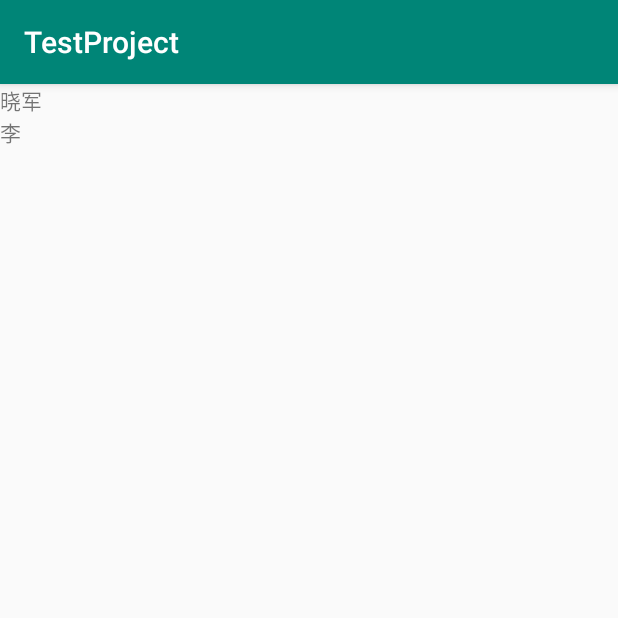
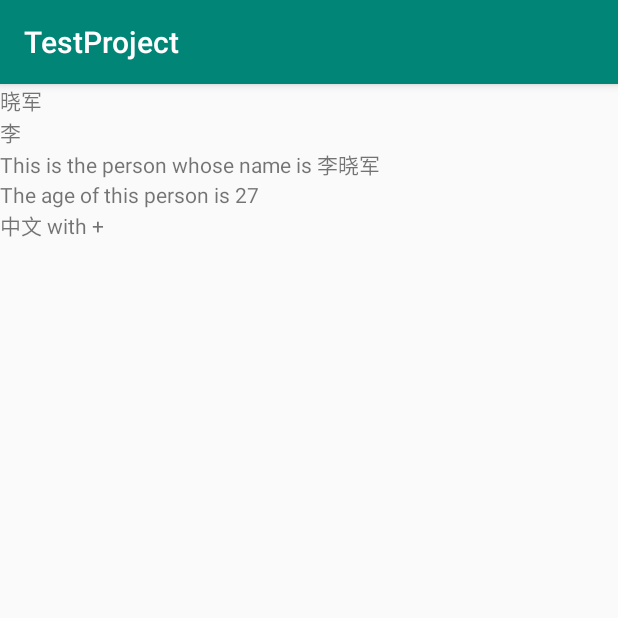
Before and after one commit to a1266143/publicRepository, an Android app: the DataBindingActivity screen opened directly, with no data from a screen before it, on a phone screen of 412 x 824 dp, the top half of it. Run offline under Robolectric (Android 15) with nearby library versions, the light colour scheme and no system bars; our stand-ins replace data binding.

Commit message:
update Data-Binding

```diff
--- a/app/src/main/java/com/example/testproject/architecture_components/data_binding/activity/DataBindingActivity.java
+++ b/app/src/main/java/com/example/testproject/architecture_components/data_binding/activity/DataBindingActivity.java
@@ -8,6 +8,7 @@ import androidx.lifecycle.LifecycleOwner;
 import androidx.lifecycle.OnLifecycleEvent;
 
 import android.os.Bundle;
+import android.os.Handler;
 import android.util.Log;
 
 import com.example.testproject.R;
@@ -15,7 +16,6 @@ import com.example.testproject.architecture_components.data_binding.bean.User;
 import com.example.testproject.databinding.ActivityDataBindingBinding;
 
 public class DataBindingActivity extends AppCompatActivity {
-
 
     @Override
     protected void onSaveInstanceState(Bundle outState) {
@@ -33,10 +33,17 @@ public class DataBindingActivity extends AppCompatActivity {
     @Override
     protected void onCreate(Bundle savedInstanceState) {
         super.onCreate(savedInstanceState);
-        ActivityDataBindingBinding binding = DataBindingUtil.setContentView(this,R.layout.activity_data_binding);
-        User user = new User("晓军","李");
+        final ActivityDataBindingBinding binding = DataBindingUtil.setContentView(this,R.layout.activity_data_binding);
+        binding.setName("姓名");
+        User user = new User("晓军","李",27);
         binding.setUser(user);
         getLifecycle().addObserver(new MyObserver());
+        new Handler().postDelayed(new Runnable() {
+            @Override
+            public void run() {
+                binding.setUser(new User("秋月","庞",25));
+            }
+        },2000);
     }
 
     public class MyObserver implements LifecycleObserver{
@@ -71,7 +78,5 @@ public class DataBindingActivity extends AppCompatActivity {
             Log.e("xiaojun","on_pause");
         }
 
-
-
     }
 }
--- a/app/src/main/java/com/example/testproject/architecture_components/data_binding/bean/User.java
+++ b/app/src/main/java/com/example/testproject/architecture_components/data_binding/bean/User.java
@@ -8,10 +8,12 @@ public class User {
 
     public String firstName;
     public String lastName;
+    public int age;
 
-    public User(String firstName,String lastName){
+    public User(String firstName,String lastName,int age){
         this.firstName = firstName;
         this.lastName = lastName;
+        this.age = age;
     }
 
 }
--- a/app/src/main/res/layout/activity_data_binding.xml
+++ b/app/src/main/res/layout/activity_data_binding.xml
@@ -1,12 +1,12 @@
 <?xml version="1.0" encoding="utf-8"?>
-<layout xmlns:android="http://schemas.android.com/apk/res/android"
-    >
+<layout xmlns:android="http://schemas.android.com/apk/res/android">
 
     <data>
-
         <variable
             name="user"
             type="com.example.testproject.architecture_components.data_binding.bean.User" />
+
+        <variable name="name" type="String" />
     </data>
 
     <LinearLayout
@@ -15,13 +15,33 @@
         android:orientation="vertical">
 
         <TextView
+            android:id="@+id/tvFirstName"
             android:layout_width="wrap_content"
             android:layout_height="wrap_content"
-            android:text='@{user.firstName}' />
+            android:text='@{user.firstName,default=haha}' />
+
+        <TextView
+            android:id="@+id/tvLastName"
+            android:layout_width="wrap_content"
+            android:layout_height="wrap_content"
+            android:text='@{user.lastName,default=xixi}' />
 
         <TextView
             android:layout_width="wrap_content"
             android:layout_height="wrap_content"
-            android:text='@{user.lastName}' />
+            android:text='@{@string/format_string(user.lastName+user.firstName)}'
+            />
+
+        <TextView
+            android:layout_width="wrap_content"
+            android:layout_height="wrap_content"
+            android:text='@{@string/format_string_plural(user.age)}'
+            />
+
+        <TextView
+            android:layout_width="wrap_content"
+            android:layout_height="wrap_content"
+            android:text='@{@string/chinese+" with +"}'
+            />
     </LinearLayout>
 </layout>
--- a/app/src/main/res/values/strings.xml
+++ b/app/src/main/res/values/strings.xml
@@ -1,3 +1,9 @@
 <resources>
     <string name="app_name">TestProject</string>
+    <!-- DataBinding expression's Format-String -->
+    <string name="format_string">This is the person whose name is %s</string>
+    <!-- DataBinding experssion's plural -->
+    <string name="format_string_plural">The age of this person is %d</string>
+    <!-- 中文 -->
+    <string name="chinese">中文</string>
 </resources>
```
